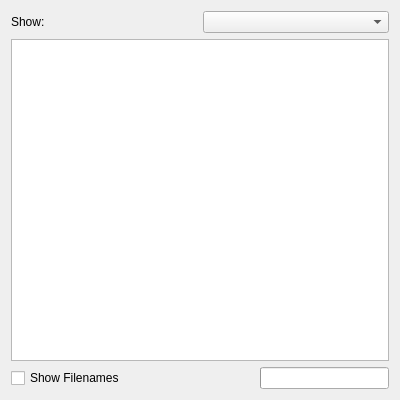
Old version of the form ui/BracketedWindow.ui in the repository rug-compling/dact.
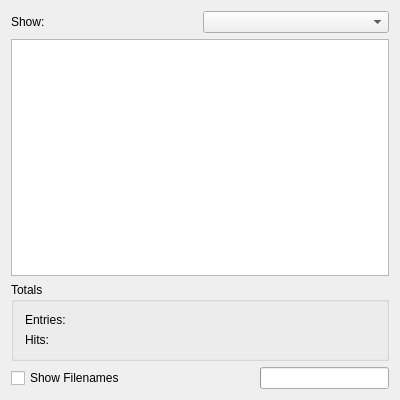
New version of the form. Custom widgets are drawn as their Qt base class.

Commit message:
Add entries/hits statistics to bracketed sentence widget.
Fixes #118.

What changed in the file:
```diff
--- a/ui/BracketedWindow.ui
+++ b/ui/BracketedWindow.ui
@@ -61,6 +61,53 @@
      <addaction name="exportResultsAction"/>
     </widget>
    </item>
+   <item>
+    <widget class="QGroupBox" name="groupBox">
+     <property name="title">
+      <string>Totals</string>
+     </property>
+     <layout class="QHBoxLayout" name="horizontalLayout_2">
+      <item>
+       <layout class="QFormLayout" name="formLayout_3">
+        <property name="formAlignment">
+         <set>Qt::AlignLeading|Qt::AlignLeft|Qt::AlignTop</set>
+        </property>
+        <item row="1" column="0">
+         <widget class="QLabel" name="label_7">
+          <property name="text">
+           <string>Hits:</string>
+          </property>
+         </widget>
+        </item>
+        <item row="1" column="1">
+         <widget class="QLabel" name="hitsLabel">
+          <property name="toolTip">
+           <string>Total values found</string>
+          </property>
+          <property name="text">
+           <string/>
+          </property>
+         </widget>
+        </item>
+        <item row="0" column="0">
+         <widget class="QLabel" name="label_6">
+          <property name="text">
+           <string>Entries:</string>
+          </property>
+         </widget>
+        </item>
+        <item row="0" column="1">
+         <widget class="QLabel" name="entriesLabel">
+          <property name="text">
+           <string/>
+          </property>
+         </widget>
+        </item>
+       </layout>
+      </item>
+     </layout>
+    </widget>
+   </item>
    <item>
     <layout class="QHBoxLayout" name="horizontalLayout">
      <item>
```
The commit also changes 2 other files.
